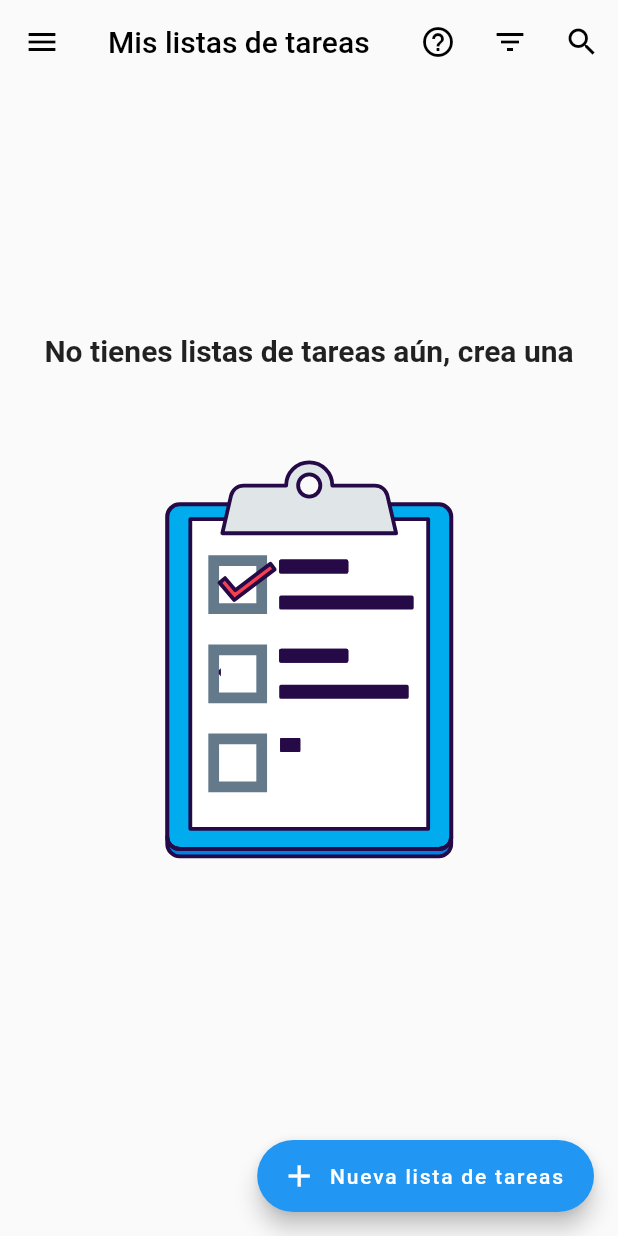
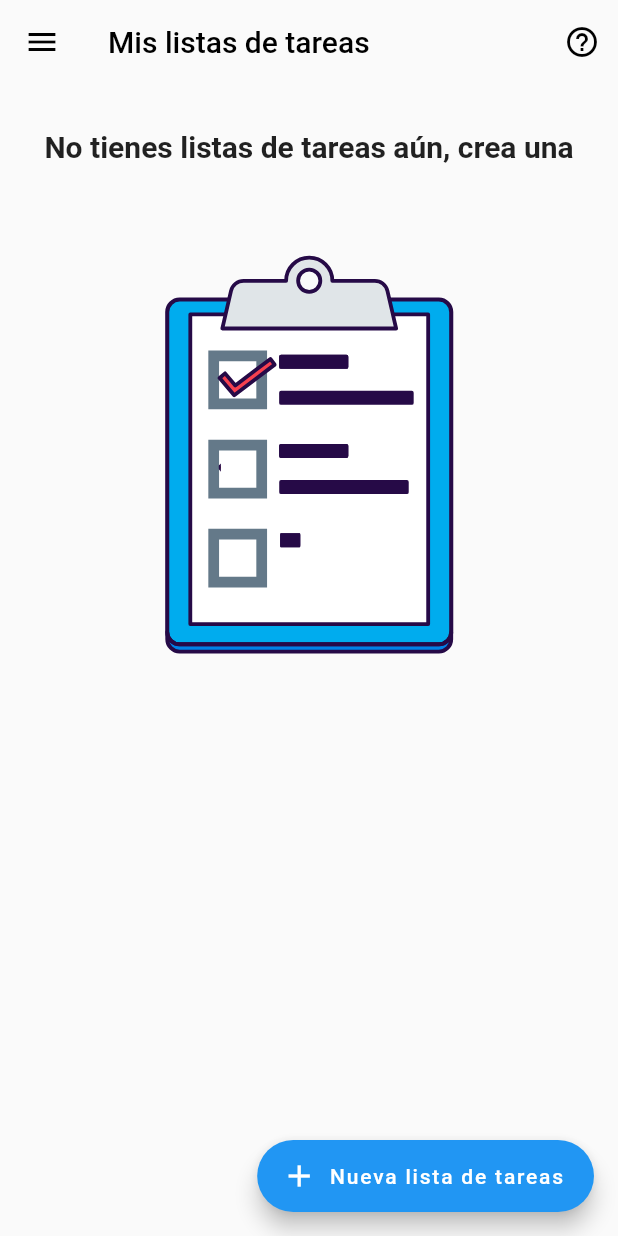
Before and after one commit to george2108/flutter-lubby, a Flutter app: the screen it shows after launch, on a phone screen of 412 x 824 dp. Run offline on Flutter 3.47's test engine with Material 2 defaults, Android fonts, the phone set to English and light mode, and no system bars; our stand-ins replace bloc, equatable, flutter_bloc, flutter_colorpicker, local_auth, lottie and 2 more; missing offline and left inert: encrypt, flutter_quill; accounts and stored records are empty.

Commit message:
nueva pantalla de tareas

```diff
--- a/lib/pages/todos/todos/todos_page.dart
+++ b/lib/pages/todos/todos/todos_page.dart
@@ -7,8 +7,10 @@ import 'package:lubby_app/pages/todos/todos/bloc/todos_bloc.dart';
 import 'package:lubby_app/widgets/menu_drawer.dart';
 import 'package:lubby_app/widgets/no_data_widget.dart';
 import 'package:lubby_app/widgets/percent_indicator_widget.dart';
+import 'package:lubby_app/widgets/sliver_no_data_screen_widget.dart';
 
 part 'widgets/todos_detail_card_widget.dart';
+part 'widgets/todos_data_screen_widget.dart';
 
 class TodosPage extends StatelessWidget {
   const TodosPage({Key? key}) : super(key: key);
@@ -21,54 +23,29 @@ class TodosPage extends StatelessWidget {
           TodosLoadDataEvent(),
         ),
       child: Scaffold(
-        appBar: AppBar(
-          title: const Text('Mis listas de tareas'),
-          actions: [
-            IconButton(
-              icon: const Icon(Icons.help_outline_outlined),
-              onPressed: () {},
-            ),
-            IconButton(
-              icon: const Icon(Icons.filter_list_outlined),
-              onPressed: () {},
-            ),
-            IconButton(
-              icon: const Icon(Icons.search),
-              onPressed: () {},
-            ),
-          ],
-        ),
         drawer: Menu(),
         body: BlocBuilder<TodosBloc, TodosState>(
           builder: (context, state) {
             if (state is TodosLoadedState) {
               final todos = state.todos;
               if (todos.length == 0) {
-                return const NoDataWidget(
-                  text: 'No tienes listas de tareas aún, crea una',
-                  lottie: 'assets/todo.json',
+                return const SliverNoDataScreenWidget(
+                  appBarTitle: 'Mis listas de tareas',
+                  child: NoDataWidget(
+                    text: 'No tienes listas de tareas aún, crea una',
+                    lottie: 'assets/todo.json',
+                  ),
                 );
               }
 
-              return ListView.builder(
-                physics: const BouncingScrollPhysics(),
-                itemCount: todos.length,
-                padding: const EdgeInsets.only(
-                  bottom: 100,
-                  left: 10,
-                  right: 10,
-                  top: 10,
-                ),
-                itemBuilder: (context, index) {
-                  return TodosDetailCardWidget(
-                    data: todos[index],
-                  );
-                },
-              );
+              return TodosDataScreenWidget(todos: todos);
             }
 
             return const Center(
-              child: CircularProgressIndicator(),
+              child: SliverNoDataScreenWidget(
+                appBarTitle: 'Mis listas de tareas',
+                child: CircularProgressIndicator(),
+              ),
             );
           },
         ),
--- a/lib/pages/notes/notes/widgets/notes_no_data_screen_widget.dart
+++ b/lib/widgets/sliver_no_data_screen_widget.dart
@@ -1,10 +1,12 @@
-part of '../notes_page.dart';
+import 'package:flutter/material.dart';
 
-class NotesNoDataScreenWidget extends StatelessWidget {
+class SliverNoDataScreenWidget extends StatelessWidget {
   final Widget child;
+  final String appBarTitle;
 
-  const NotesNoDataScreenWidget({
+  const SliverNoDataScreenWidget({
     required this.child,
+    required this.appBarTitle,
     Key? key,
   }) : super(key: key);
 
@@ -13,7 +15,7 @@ class NotesNoDataScreenWidget extends StatelessWidget {
     return CustomScrollView(
       slivers: [
         SliverAppBar(
-          title: const Text('Mis notas'),
+          title: Text(appBarTitle),
           actions: [
             IconButton(
               icon: const Icon(Icons.help_outline),
```
Also changed, not shown: lib/pages/notes/notes/notes_page.dart (+5 -3 lines), lib/pages/passwords/passwords/passwords_page.dart (+13 -4 lines), lib/pages/passwords/passwords/widgets/passwords_no_data_screen_widget.dart (deleted, +0 -28 lines), lib/pages/todos/todos/widgets/todos_data_screen_widget.dart (added, +86 -0 lines).
